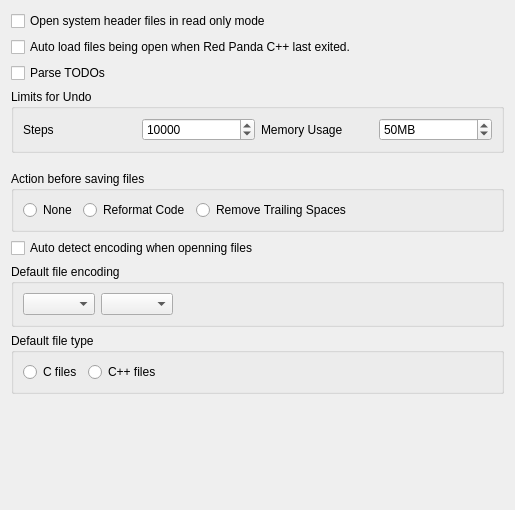
royqh1979/RedPanda-CPP, file RedPandaIDE/settingsdialog/editormiscwidget.ui: the form before one commit.
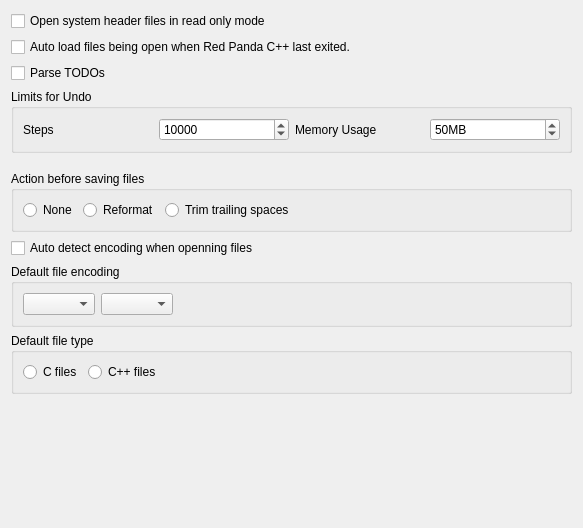
The form after the commit.

Commit message: - enhancement: "Trim trailing spaces" in code menu   - change: Don't auto disable compile and debug buttons.   - enhancement: Better error messages for missing compile/debug/make programs.   - enhancement: "Show special chars" in options / editor / font   - fix: Lost compiler set settings if a compiler set's bin dirs is empty.   - enhancement: Better error message when trying to debug with Release compile set.

Diff of the .ui file:
```diff
--- a/RedPandaIDE/settingsdialog/editormiscwidget.ui
+++ b/RedPandaIDE/settingsdialog/editormiscwidget.ui
@@ -6,8 +6,8 @@
    <rect>
     <x>0</x>
     <y>0</y>
-    <width>515</width>
-    <height>510</height>
+    <width>583</width>
+    <height>528</height>
    </rect>
   </property>
   <property name="windowTitle">
@@ -132,14 +132,14 @@
       <item row="0" column="1">
        <widget class="QRadioButton" name="rbAutoReformat">
         <property name="text">
-         <string>Reformat Code</string>
+         <string>Reformat</string>
         </property>
        </widget>
       </item>
       <item row="0" column="2">
        <widget class="QRadioButton" name="rbRemoveTrailingSpaces">
         <property name="text">
-         <string>Remove Trailing Spaces</string>
+         <string>Trim trailing spaces</string>
         </property>
        </widget>
       </item>
```
The commit also changes 27 other files.
